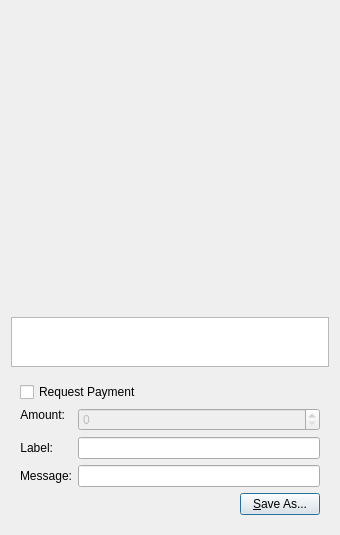
Above: src/qt/forms/qrcodedialog.ui from kumacoinproject/kumacoin before the change. Below: the same form after it.
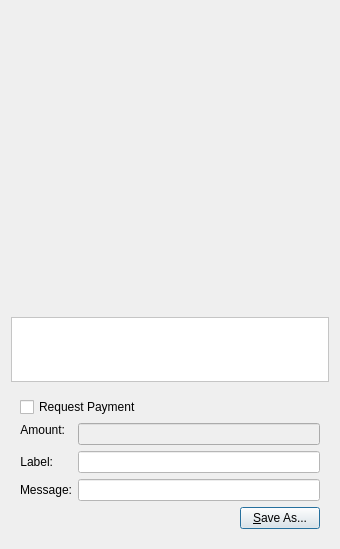
That is the form after the change. Custom widgets are drawn as their Qt base class.

Commit message: Stylesheet updates to fix colors on some screens, PROBE name updates, KGW backout at block 8600

```diff
--- a/src/qt/forms/qrcodedialog.ui
+++ b/src/qt/forms/qrcodedialog.ui
@@ -7,7 +7,7 @@
     <x>0</x>
     <y>0</y>
     <width>340</width>
-    <height>530</height>
+    <height>549</height>
    </rect>
   </property>
   <property name="windowTitle">
@@ -53,6 +53,9 @@
        <height>50</height>
       </size>
      </property>
+     <property name="styleSheet">
+      <string notr="true">background-color:#ffffff;color:#000000;</string>
+     </property>
      <property name="tabChangesFocus">
       <bool>true</bool>
      </property>
@@ -96,7 +99,11 @@
          </widget>
         </item>
         <item row="1" column="1">
-         <widget class="QLineEdit" name="lnLabel"/>
+         <widget class="QLineEdit" name="lnLabel">
+          <property name="styleSheet">
+           <string notr="true">background-color:#ffffff;color:#000000;</string>
+          </property>
+         </widget>
         </item>
         <item row="2" column="0">
          <widget class="QLabel" name="lblMessage">
@@ -115,7 +122,11 @@
          </widget>
         </item>
         <item row="2" column="1">
-         <widget class="QLineEdit" name="lnMessage"/>
+         <widget class="QLineEdit" name="lnMessage">
+          <property name="styleSheet">
+           <string notr="true">background-color:#ffffff;color:#000000;</string>
+          </property>
+         </widget>
         </item>
         <item row="0" column="0">
          <widget class="QLabel" name="lblAmount">
@@ -186,7 +197,7 @@
  <customwidgets>
   <customwidget>
    <class>BitcoinAmountField</class>
-   <extends>QSpinBox</extends>
+   <extends>QLineEdit</extends>
    <header>bitcoinamountfield.h</header>
   </customwidget>
  </customwidgets>
```
Left out of the diff: 1 changed line with no effect on the pictures. The commit also changes 16 other files.
